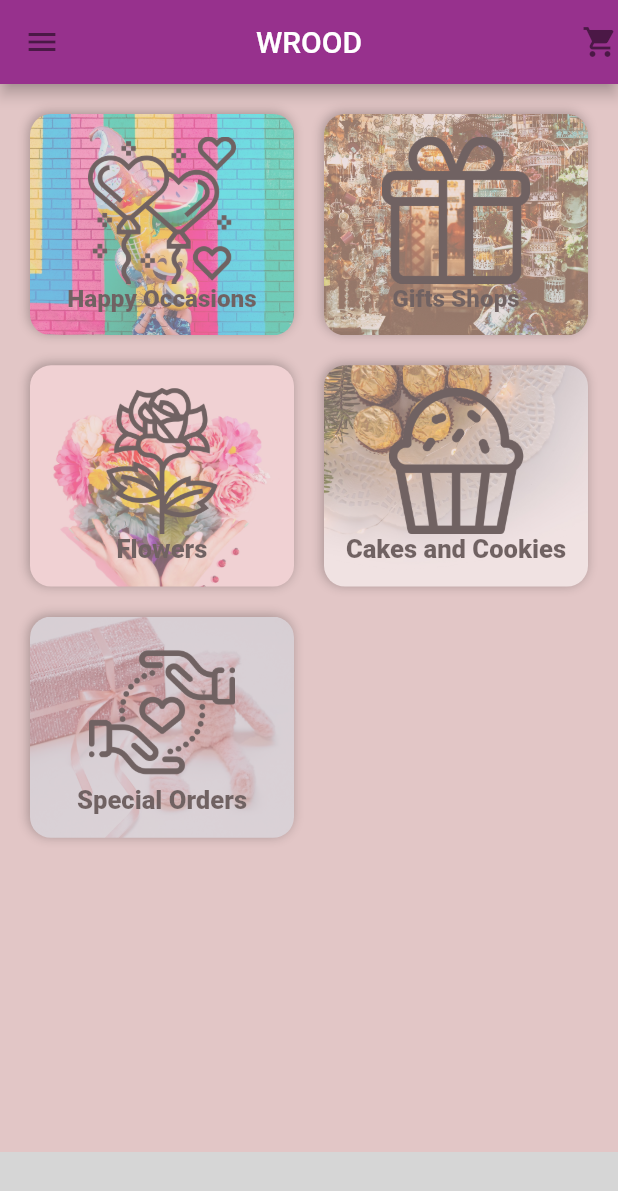
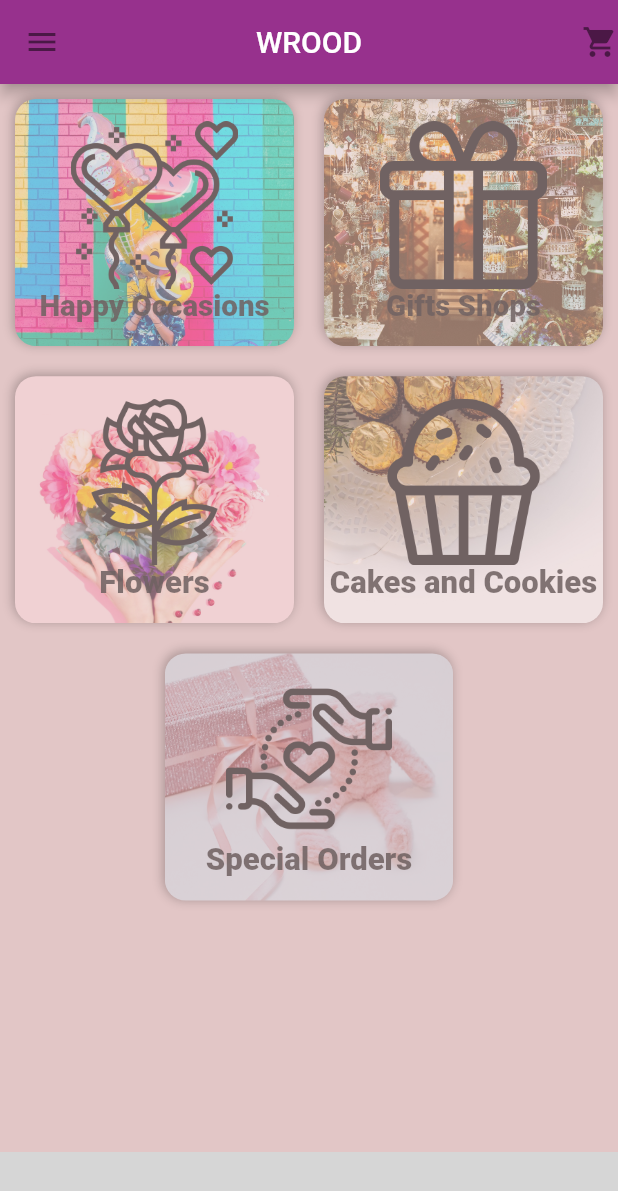
Before and after one commit to sasukeamjed/wrood_project, a Flutter app: the screen it shows after launch, on a phone screen of 412 x 824 dp. Shown: the top 1191 px of the screen. Run offline on Flutter 3.47's test engine with Material 2 defaults, Android fonts, the phone set to English and light mode, and no system bars; drawn by our look-alikes of auto_size_text; missing offline and left inert: bmnav; grey boxes are pictures that could not be loaded.

Commit message:
updated ui responsive sizes

```diff
--- a/lib/main.dart
+++ b/lib/main.dart
@@ -79,12 +79,7 @@ class _MyHomePageState extends State<MyHomePage> {
         backgroundColor: Theme.of(context).accentColor,
         centerTitle: true,
       ),
-      body: Center(
-        child: Padding(
-          padding: const EdgeInsets.all(10.0),
-          child: currentPage,
-        ),
-      ),
+      body: currentPage,
       bottomNavigationBar: bmnav.BottomNav(
         color: Theme.of(context).accentColor,
         index: currentTap,
--- a/lib/pages/home_page.dart
+++ b/lib/pages/home_page.dart
@@ -1,4 +1,5 @@
 import 'package:flutter/material.dart';
+import 'package:auto_size_text/auto_size_text.dart';
 
 class HomePage extends StatefulWidget {
   @override
@@ -30,12 +31,75 @@ class HomePageState extends State<HomePage> {
 //    print('GridView Page Height: ${MediaQuery.of(context).size.height}');
 //    double heightOfItem = (MediaQuery.of(context).size.height) / 5;
 //    print('heightOfItem: $heightOfItem');
-    return _mainGridView();
+    return SingleChildScrollView(child: _widget());
+  }
+
+  Widget _widget(){
+    return Center(
+      child: Column(
+        mainAxisAlignment: MainAxisAlignment.center,
+        children: <Widget>[
+          Row(
+            children: <Widget>[
+              Expanded(
+                child: _mainItem(
+                  icon: 'assets/balloons.png',
+                  title: 'Happy Occasions',
+                  image: 'assets/happy_occasions_image.jpg',
+//          size: size,
+                  key: _key,
+                ),
+              ),
+              Expanded(
+                child: _mainItem(
+                  icon: 'assets/gift.png',
+                  title: 'Gifts Shops',
+                  image: 'assets/gifts_shop_image.jpg',
+//          size: size,
+                ),
+              ),
+            ],
+          ),
+          Row(
+            children: <Widget>[
+              Expanded(
+                child: _mainItem(
+                  icon: 'assets/rose.png',
+                  title: 'Flowers',
+                  image: 'assets/flowers_image.jpg',
+//          size: size,
+                ),
+              ),
+              Expanded(
+                child: _mainItem(
+                  icon: 'assets/cupcake.png',
+                  title: 'Cakes and Cookies',
+                  image: 'assets/cakes_and_cookies_image.jpg',
+//          size: size,
+                ),
+              ),
+            ],
+          ),
+          Row(
+            mainAxisAlignment: MainAxisAlignment.center,
+            children: <Widget>[
+              _mainItem(
+                icon: 'assets/care.png',
+                title: 'Special Orders',
+                image: 'assets/special_orders_image.jpg',
+//          size: size,
+              ),
+            ],
+          ),
+        ],
+      ),
+    );
   }
 
   Widget _mainGridView() {
     return GridView.count(
-      childAspectRatio: 1.17,
+      primary: true,
+      childAspectRatio: 1.19,
       crossAxisCount: 2,
       children: <Widget>[
         _mainItem(
@@ -73,18 +137,13 @@ class HomePageState extends State<HomePage> {
     );
   }
 
-//  _mainItem(icon: 'assets/balloons.png', title: 'Happy Occasions', image: 'assets/happy_occasions_image.jpg'),
-//  _mainItem(icon: 'assets/gift.png', title: 'Gifts Shops', image: 'assets/gifts_shop_image.jpg'),
-//  _mainItem(icon: 'assets/rose.png', title: 'Flowers', image: 'assets/flowers_image.jpg'),
-//  _mainItem(icon: 'assets/cupcake.png', title: 'Cakes and Cookies', image: 'assets/cakes_and_cookies_image.jpg'),
-//  _mainItem(icon: 'assets/care.png', title: 'Special Orders', image: 'assets/special_orders_image.jpg'),
-
-  Widget _mainItem(
-      {String icon, String title, String image, GlobalKey key}) {
+  Widget _mainItem({String icon, String title, String image, GlobalKey key}) {
 //    print('main item method = $size');
     return Opacity(
       opacity: 0.5,
       child: Container(
+        height: MediaQuery.of(context).size.height * 0.20,
+        width: MediaQuery.of(context).size.width / 2.143,
         key: key,
         margin: EdgeInsets.all(10),
         padding: EdgeInsets.symmetric(vertical: 15.0),
@@ -110,13 +169,13 @@ class HomePageState extends State<HomePage> {
             child: Column(
               children: <Widget>[
                 Image.asset(icon),
-                Text(
+                AutoSizeText(
                   title,
-                  textAlign: TextAlign.center,
-                  textScaleFactor: 6,
+                  maxLines: 1,
                   style: TextStyle(
-                      fontWeight: FontWeight.w900,
-                      color: Colors.black),
+                    fontSize: 90,
+                    fontWeight: FontWeight.w900
+                  ),
                 ),
               ],
             ),
--- a/pubspec.yaml
+++ b/pubspec.yaml
@@ -20,6 +20,7 @@ dependencies:
   # Use with the CupertinoIcons class for iOS style icons.
   cupertino_icons: ^0.1.2
   bmnav:
+  auto_size_text:
 
 dev_dependencies:
   flutter_test:
```
